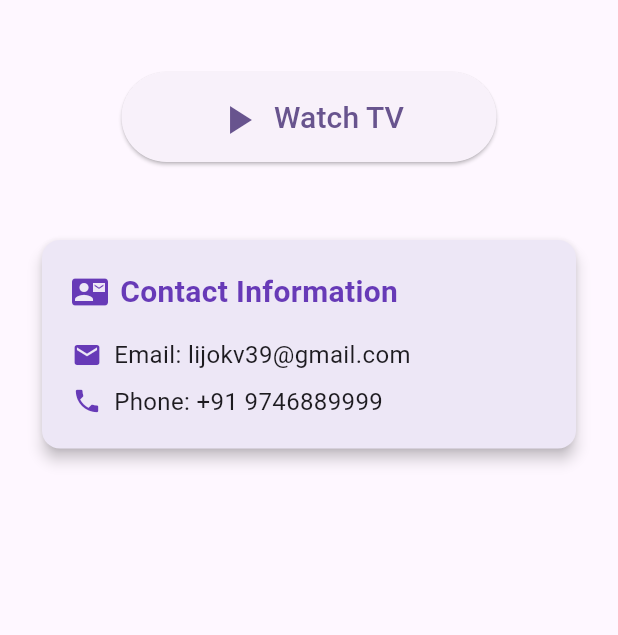
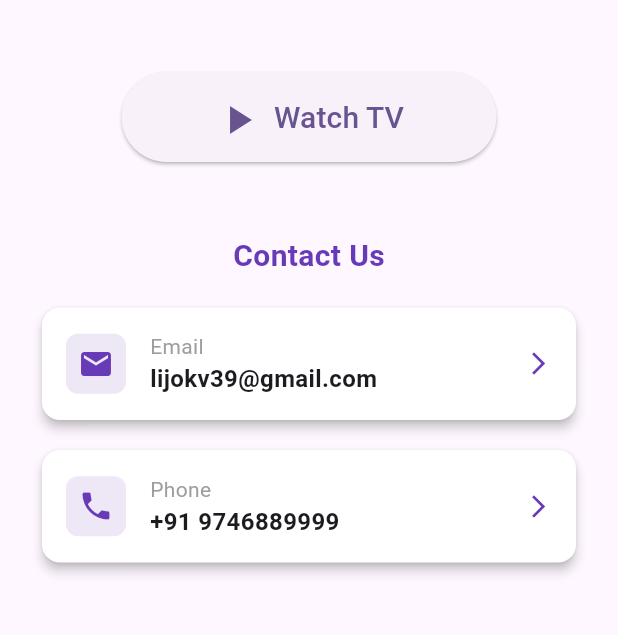
Before and after one commit to 528224/n4news, a Flutter app: the screen it shows after launch, on a phone screen of 412 x 824 dp, the part 468-1103 px from its top. Run offline on Flutter 3.47's test engine with Material 3 defaults, Android fonts, the phone set to English and light mode, and no system bars; our stand-ins replace video_player, wakelock_plus; missing offline and left inert: minimize_flutter_app.

Commit message:
added contact info

```diff
--- a/lib/home_screen.dart
+++ b/lib/home_screen.dart
@@ -113,62 +113,124 @@ class _HomeScreenState extends State<HomeScreen> {
                 ),
               ),
               const SizedBox(height: 48),
-              // Contact Information Card - Always Visible
-              Card(
-                elevation: 4,
-                color: Colors.deepPurple.shade50,
-                child: Padding(
-                  padding: const EdgeInsets.all(20.0),
-                  child: Column(
-                    crossAxisAlignment: CrossAxisAlignment.start,
-                    children: [
-                      Row(
-                        children: [
-                          Icon(Icons.contact_mail, color: Colors.deepPurple),
-                          const SizedBox(width: 8),
+              // Contact Information
               const Text(
-                            'Contact Information',
+                'Contact Us',
                 style: TextStyle(
                   fontSize: 20,
                   fontWeight: FontWeight.bold,
                   color: Colors.deepPurple,
                 ),
               ),
-                        ],
+              const SizedBox(height: 16),
+              // Email Card
+              Card(
+                elevation: 3,
+                color: Colors.white,
+                child: InkWell(
+                  onTap: _launchEmail,
+                  borderRadius: BorderRadius.circular(8),
+                  child: Padding(
+                    padding: const EdgeInsets.all(16.0),
+                    child: Row(
+                      children: [
+                        Container(
+                          padding: const EdgeInsets.all(8),
+                          decoration: BoxDecoration(
+                            color: Colors.deepPurple.shade50,
+                            borderRadius: BorderRadius.circular(8),
                           ),
-                      const SizedBox(height: 16),
-                      Row(
+                          child: const Icon(
+                            Icons.email,
+                            color: Colors.deepPurple,
+                            size: 24,
+                          ),
+                        ),
+                        const SizedBox(width: 16),
+                        Expanded(
+                          child: Column(
+                            crossAxisAlignment: CrossAxisAlignment.start,
                             children: [
-                          const Icon(Icons.email, color: Colors.deepPurple, size: 20),
-                          const SizedBox(width: 8),
-                          Expanded(
-                            child: GestureDetector(
-                              onTap: _launchEmail,
-                              child: const Text(
-                                'Email: lijokv39@gmail.com',
-                                style: TextStyle(fontSize: 16),
+                              const Text(
+                                'Email',
+                                style: TextStyle(
+                                  fontSize: 14,
+                                  color: Colors.grey,
                                 ),
+                              ),
+                              const Text(
+                                'lijokv39@gmail.com',
+                                style: TextStyle(
+                                  fontSize: 16,
+                                  fontWeight: FontWeight.w600,
                                 ),
                               ),
                             ],
                           ),
-                      const SizedBox(height: 8),
-                      Row(
+                        ),
+                        const Icon(
+                          Icons.arrow_forward_ios,
+                          size: 18,
+                          color: Colors.deepPurple,
+                        ),
+                      ],
+                    ),
+                  ),
+                ),
+              ),
+              const SizedBox(height: 12),
+              // Phone Card
+              Card(
+                elevation: 3,
+                color: Colors.white,
+                child: InkWell(
+                  onTap: _launchPhone,
+                  borderRadius: BorderRadius.circular(8),
+                  child: Padding(
+                    padding: const EdgeInsets.all(16.0),
+                    child: Row(
                       children: [
-                          const Icon(Icons.phone, color: Colors.deepPurple, size: 20),
-                          const SizedBox(width: 8),
+                        Container(
+                          padding: const EdgeInsets.all(8),
+                          decoration: BoxDecoration(
+                            color: Colors.deepPurple.shade50,
+                            borderRadius: BorderRadius.circular(8),
+                          ),
+                          child: const Icon(
+                            Icons.phone,
+                            color: Colors.deepPurple,
+                            size: 24,
+                          ),
+                        ),
+                        const SizedBox(width: 16),
                         Expanded(
-                            child: GestureDetector(
-                              onTap: _launchPhone,
-                              child: const Text(
-                                'Phone: +91 9746889999',
-                                style: TextStyle(fontSize: 16),
+                          child: Column(
+                            crossAxisAlignment: CrossAxisAlignment.start,
+                            children: [
+                              const Text(
+                                'Phone',
+                                style: TextStyle(
+                                  fontSize: 14,
+                                  color: Colors.grey,
                                 ),
+                              ),
+                              const Text(
+                                '+91 9746889999',
+                                style: TextStyle(
+                                  fontSize: 16,
+                                  fontWeight: FontWeight.w600,
                                 ),
                               ),
                             ],
                           ),
+                        ),
+                        const Icon(
+                          Icons.arrow_forward_ios,
+                          size: 18,
+                          color: Colors.deepPurple,
+                        ),
                       ],
+                    ),
                   ),
                 ),
               ),
```
Lines whose indentation alone changed are shown as unchanged.
